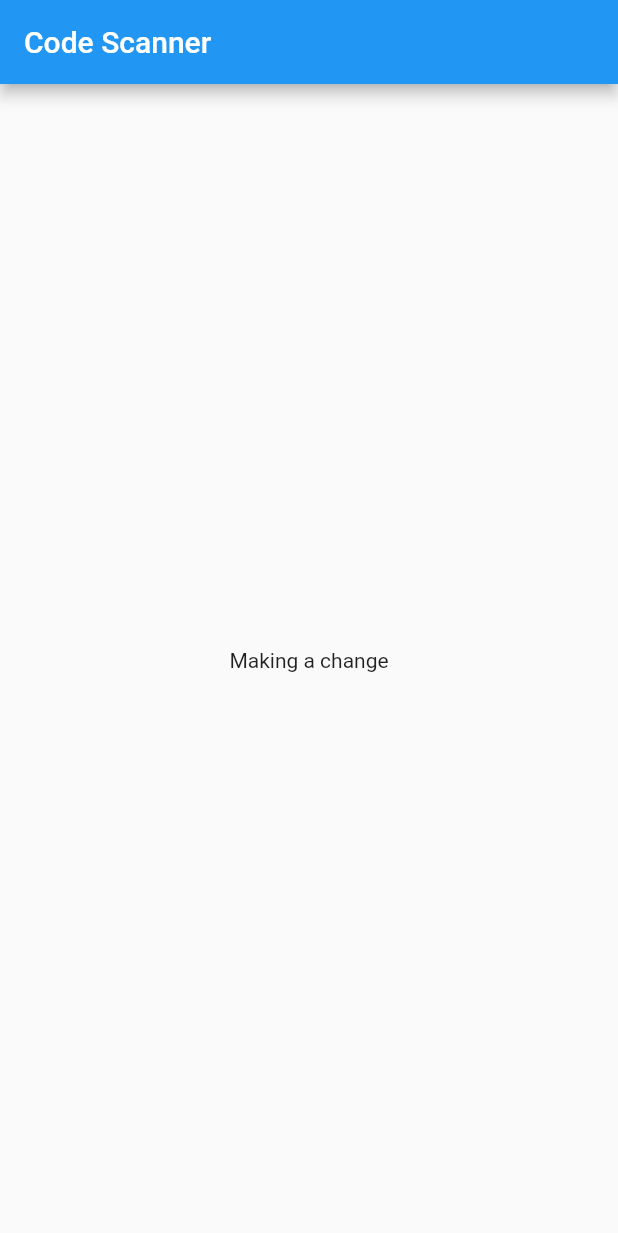
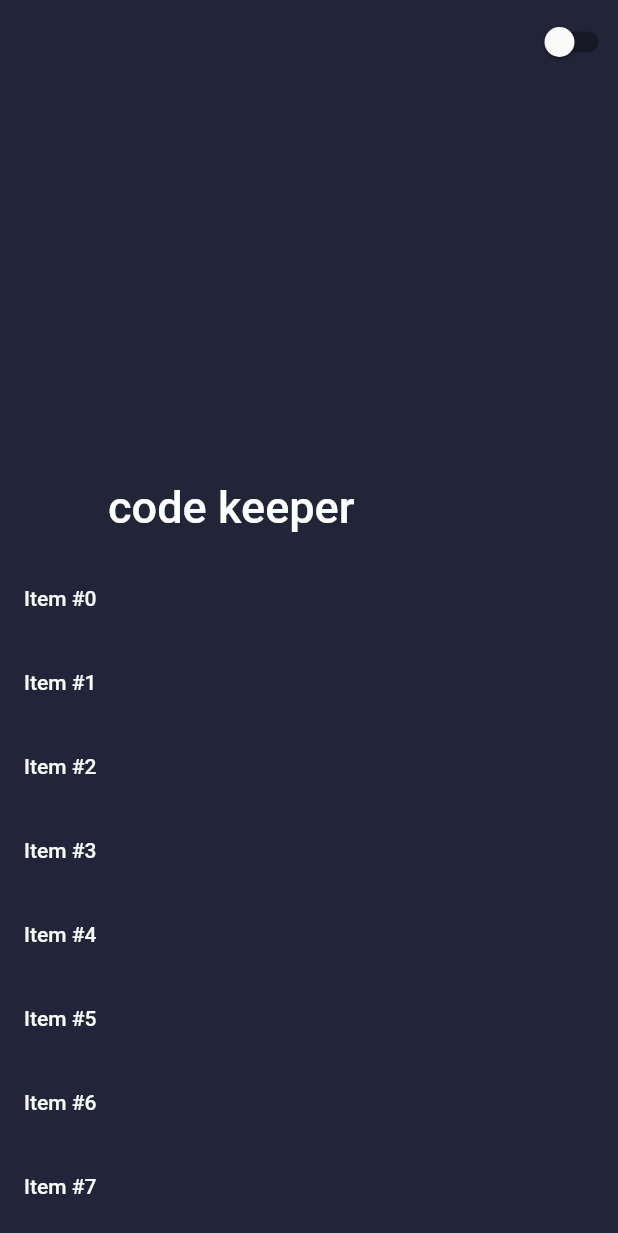
Before and after one commit to mags749/codekeeper, a Flutter app: the screen it shows after launch, on a phone screen of 412 x 824 dp. Shown: the top 1233 px of the screen. Run offline on Flutter 3.47's test engine with Material 2 defaults, Android fonts, the phone set to English and light mode, and no system bars.

Commit message:
code(theme): Adding theme data

```diff
--- a/lib/codekeeper.dart
+++ b/lib/codekeeper.dart
@@ -1,5 +1,8 @@
 import 'package:flutter/material.dart';
-import 'package:codekeeper/widgets/home.dart';
+import 'package:provider/provider.dart';
+
+import 'package:codekeeper/models/theme_model.dart';
+import 'package:codekeeper/screens/home.dart';
 
 class CodeKeeperApp extends StatelessWidget {
   const CodeKeeperApp({Key? key}) : super(key: key);
@@ -8,8 +11,9 @@ class CodeKeeperApp extends StatelessWidget {
   Widget build(BuildContext context) {
     return MaterialApp(
       title: 'Code Keeper App',
-      theme: ThemeData(),
+      theme: Provider.of<ThemeModel>(context).currentTheme,
       home: HomeScreen(),
+      debugShowCheckedModeBanner: false,
     );
   }
 }
--- a/lib/models/theme_model.dart
+++ b/lib/models/theme_model.dart
@@ -1,9 +1,10 @@
+import 'package:flutter/material.dart';
+
 import 'package:codekeeper/enums/theme_type.dart';
 import 'package:codekeeper/utils/theme.dart';
-import 'package:flutter/material.dart';
 
 class ThemeModel extends ChangeNotifier {
-  ThemeData currentTheme = lightTheme;
+  ThemeData currentTheme = darkTheme;
   ThemeType _themeType = ThemeType.Dark;
 
   toggleTheme() {
@@ -18,4 +19,8 @@ class ThemeModel extends ChangeNotifier {
       return notifyListeners();
     }
   }
+
+  ThemeType get themeType {
+    return _themeType;
+  }
 }
--- /dev/null
+++ b/lib/screens/home.dart
@@ -0,0 +1,51 @@
+import 'package:codekeeper/enums/theme_type.dart';
+import 'package:codekeeper/models/theme_model.dart';
+import 'package:flutter/material.dart';
+import 'package:provider/provider.dart';
+
+class HomeScreen extends StatefulWidget {
+  const HomeScreen({Key? key}) : super(key: key);
+
+  @override
+  _HomeScreenState createState() => _HomeScreenState();
+}
+
+class _HomeScreenState extends State<HomeScreen> {
+  @override
+  Widget build(BuildContext context) {
+    final title = "code keeper";
+    double height = MediaQuery.of(context).size.height;
+    return Scaffold(
+        body: CustomScrollView(
+      slivers: <Widget>[
+        SliverAppBar(
+          floating: true,
+          pinned: true,
+          snap: false,
+          flexibleSpace: FlexibleSpaceBar(title: Text(title)),
+          expandedHeight: height * 0.45,
+          collapsedHeight: height * 0.10,
+          actions: <Widget>[
+            Switch(
+                value:
+                    Provider.of<ThemeModel>(context, listen: false).themeType ==
+                        ThemeType.Light,
+                onChanged: (value) => {
+                      Provider.of<ThemeModel>(context, listen: false)
+                          .toggleTheme()
+                    })
+          ],
+        ),
+        SliverList(
+          delegate: SliverChildBuilderDelegate(
+              (context, index) => ListTile(
+                      title: Text(
+                    'Item #$index',
+                    style: Theme.of(context).textTheme.bodyText1,
+                  )),
+              childCount: 100),
+        )
+      ],
+    ));
+  }
+}
--- /dev/null
+++ b/lib/utils/hex_color.dart
@@ -0,0 +1,10 @@
+import 'package:flutter/material.dart';
+
+class HexColor extends Color {
+  static int _getColor(String hex) {
+    String formattedHex = 'FF' + hex.toUpperCase().replaceAll("#", "");
+    return int.parse(formattedHex, radix: 16);
+  }
+
+  HexColor(final String hex) : super(_getColor(hex));
+}
--- a/lib/utils/theme.dart
+++ b/lib/utils/theme.dart
@@ -1,19 +1,33 @@
+import 'package:codekeeper/utils/hex_color.dart';
 import 'package:flutter/material.dart';
 
+var darkTextStyle = TextStyle(color: HexColor('#FAFAFA'));
+var lightTextStyle = TextStyle(color: HexColor('#000000'));
+
 ThemeData darkTheme = ThemeData(
-  accentColor: Color(0xffD83F89),
-  appBarTheme: AppBarTheme(elevation: 0.0),
-  backgroundColor: Color(0xff022140),
-  brightness: Brightness.dark,
-  primaryColor: Colors.white,
-  scaffoldBackgroundColor: Color(0xff080F5B),
-);
+    accentColor: HexColor('#222438'),
+    appBarTheme: AppBarTheme(elevation: 0),
+    backgroundColor: HexColor('#222539'),
+    brightness: Brightness.light,
+    primaryColor: HexColor('#222438'),
+    scaffoldBackgroundColor: HexColor("#222539"),
+    textTheme: TextTheme(
+        bodyText1: darkTextStyle,
+        bodyText2: darkTextStyle,
+        button: darkTextStyle,
+        caption: darkTextStyle));
 
 ThemeData lightTheme = ThemeData(
-  accentColor: Color(0xff06d755),
-  appBarTheme: AppBarTheme(elevation: 0),
-  backgroundColor: Color(0xff78ab8a),
-  brightness: Brightness.light,
-  primaryColor: Color(0xfffffffF),
-  scaffoldBackgroundColor: Color(0xff78ab8a),
-);
+    accentColor: HexColor('#FFFFFF'),
+    appBarTheme: AppBarTheme(elevation: 0.0),
+    backgroundColor: HexColor('#FFFFFF'),
+    brightness: Brightness.dark,
+    primaryColor: HexColor("#FAFAFA"),
+    scaffoldBackgroundColor: HexColor('#FFFFFF'),
+    textTheme: TextTheme(
+        bodyText1: lightTextStyle,
+        bodyText2: lightTextStyle,
+        button: lightTextStyle,
+        caption: lightTextStyle,
+        overline: lightTextStyle,
+        headline1: lightTextStyle));
--- a/lib/widgets/home.dart
+++ /dev/null
@@ -1,25 +0,0 @@
-import 'package:flutter/material.dart';
-
-class HomeScreen extends StatefulWidget {
-  const HomeScreen({Key? key}) : super(key: key);
-
-  @override
-  _HomeScreenState createState() => _HomeScreenState();
-}
-
-class _HomeScreenState extends State<HomeScreen> {
-  @override
-  Widget build(BuildContext context) {
-    return Scaffold(
-      appBar: AppBar(
-        title: Text('Code Scanner'),
-      ),
-      body: Container(
-        alignment: Alignment.center,
-        child: Text(
-          'Making a change',
-        ),
-      ),
-    );
-  }
-}
```
Also changed, not shown: lib/main.dart (+4 -3 lines).
